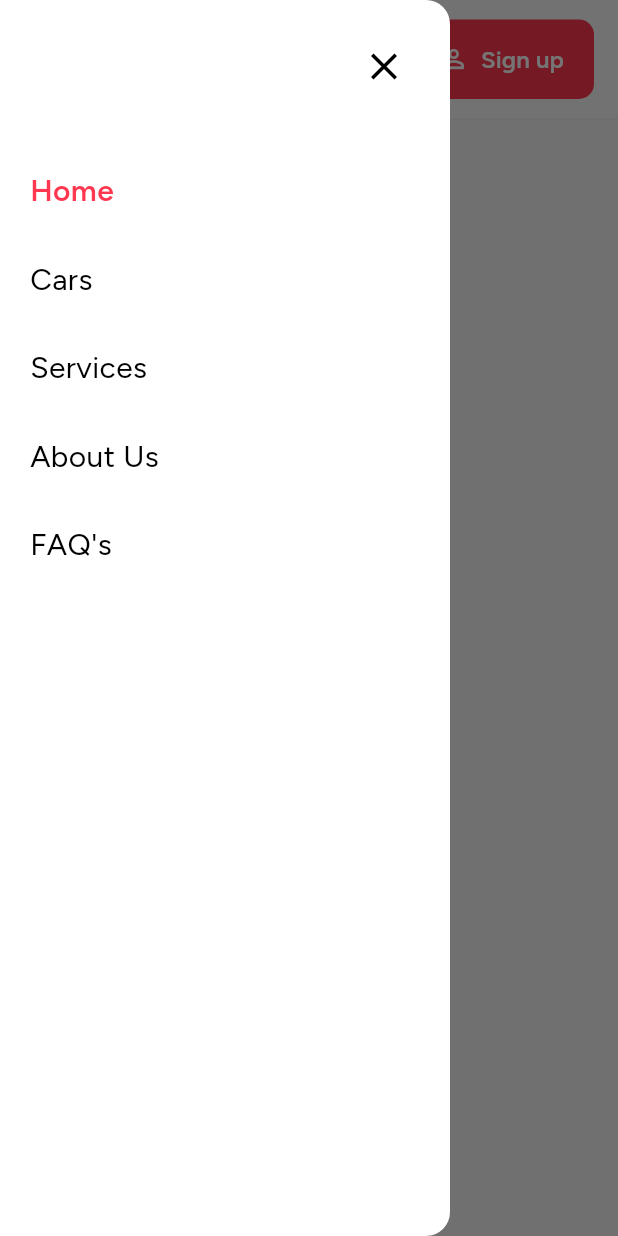
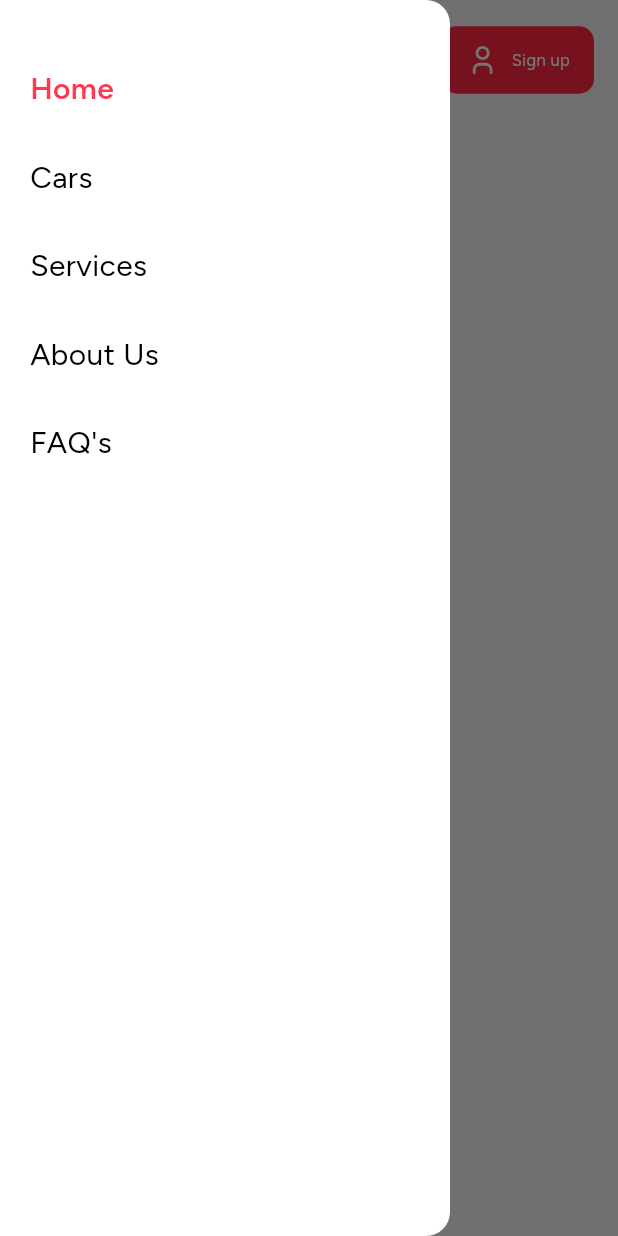
Before and after one commit to huzaifa-huzzi/Vendor_Wesbite, a Flutter app: the screen it shows after launch, with the side drawer open, on a phone screen of 412 x 824 dp. Run offline on Flutter 3.47's test engine with Material 3 defaults, Android fonts, the phone set to English and light mode, and no system bars; our stand-ins replace flutter_svg, get, go_router, google_fonts, url_strategy.

Commit message:
Appbars Completed

```diff
--- a/lib/AppBars/AppDrawer.dart
+++ b/lib/AppBars/AppDrawer.dart
@@ -12,7 +12,6 @@ class AppDrawer extends StatelessWidget {
   Widget build(BuildContext context) {
     final controller = Get.find<AppBarController>();
 
-    // Masla Fix: Agar screen resize ho kar Web par jaye to Drawer band ho jaye
     if (AppSizes.isWeb(context)) {
       WidgetsBinding.instance.addPostFrameCallback((_) {
         if (AppKeys.scaffoldKey.currentState?.isDrawerOpen ?? false) {
@@ -31,17 +30,7 @@ class AppDrawer extends StatelessWidget {
           child: Column(
             crossAxisAlignment: CrossAxisAlignment.start,
             children: [
-              // --- CLOSE ICON ---
-              Align(
-                alignment: Alignment.topRight,
-                child: IconButton(
-                  icon: const Icon(Icons.close, size: 30, color: Colors.black),
-                  onPressed: () => AppKeys.scaffoldKey.currentState?.closeDrawer(),
-                ),
-              ),
-              const SizedBox(height: 30),
-
-              // --- NAV ITEMS ---
+              const SizedBox(height: 10),
               _drawerNavItem("Home", controller, context, '/'),
               _drawerNavItem("Cars", controller, context, '/cars'),
               _drawerNavItem("Services", controller, context, '/services'),
@@ -54,6 +43,8 @@ class AppDrawer extends StatelessWidget {
     );
   }
 
+   /// ----------Extra Widgets
+  // Drawer Nav Item
   Widget _drawerNavItem(String title, AppBarController controller, BuildContext context, String path) {
     return Obx(() {
       bool isActive = controller.activeNav.value == title;
@@ -61,9 +52,9 @@ class AppDrawer extends StatelessWidget {
         onTap: () {
           controller.setActive(title);
           if (AppKeys.scaffoldKey.currentState?.isDrawerOpen ?? false) {
-            Navigator.of(context).pop(); // Auto-close
+            Navigator.of(context).pop();
           }
-          context.go(path); // Navigation
+          context.go(path);
         },
         child: Container(
           width: double.infinity,
--- a/lib/AppBars/TabAppBar.dart
+++ b/lib/AppBars/TabAppBar.dart
@@ -1,10 +1,11 @@
 import 'package:flutter/material.dart';
+import 'package:flutter_svg/flutter_svg.dart';
 import 'package:get/get.dart';
 import 'package:vendor_website/AppBars/AppBarController.dart';
+import 'package:vendor_website/AppBars/Widgets/PrimaryBtnOfAppbars.dart';
+import 'package:vendor_website/Resources/AppColors.dart';
 import 'package:vendor_website/Resources/AppSizes.dart';
-
-import 'package:flutter/material.dart';
-import 'package:get/get.dart';
+import 'package:vendor_website/Resources/IconString.dart';
 import 'package:vendor_website/Resources/Keys.dart';
 
 class TabAppBar extends StatelessWidget implements PreferredSizeWidget {
@@ -21,13 +22,11 @@ class TabAppBar extends StatelessWidget implements PreferredSizeWidget {
       height: 80,
       padding: EdgeInsets.symmetric(horizontal: AppSizes.horizontalPadding(context)),
       decoration: BoxDecoration(
-        color: const Color(0xFFF8F9FB),
-        border: Border(bottom: BorderSide(color: Colors.grey.shade200)),
+        color: AppColors.backgroundOfScreenColor,
       ),
       child: Row(
-        mainAxisAlignment: MainAxisAlignment.spaceBetween, // Isse Menu left aur Button right ho jayega
+        mainAxisAlignment: MainAxisAlignment.spaceBetween,
         children: [
-          // --- LEFT: HAMBURGER MENU ---
           IconButton(
             onPressed: () {
               AppKeys.scaffoldKey.currentState?.openDrawer();
@@ -35,35 +34,31 @@ class TabAppBar extends StatelessWidget implements PreferredSizeWidget {
             icon: const Icon(
               Icons.menu,
               size: 28,
-              color: Color(0xFF333333),
+              color: AppColors.textColor,
             ),
           ),
+          _signUpButton(context, controller)
 
-          // --- RIGHT: SIGN UP BUTTON ---
-          ElevatedButton.icon(
-            onPressed: () {
-              controller.setActive("Signup");
-            },
-            icon: const Icon(Icons.person_outline, size: 20),
-            label: const Text(
-              "Sign up",
-              style: TextStyle(
-                fontSize: 16,
-                fontWeight: FontWeight.w600,
-              ),
-            ),
-            style: ElevatedButton.styleFrom(
-              backgroundColor: const Color(0xFFFF3850),
-              foregroundColor: Colors.white,
-              elevation: 0,
-              padding: const EdgeInsets.symmetric(horizontal: 20, vertical: 15),
-              shape: RoundedRectangleBorder(
-                borderRadius: BorderRadius.circular(10), // Sharp rounded corners
-              ),
-            ),
-          ),
         ],
       ),
     );
   }
+
+   /// --------- Extra widget
+  // Signup Button
+  Widget _signUpButton(BuildContext context, AppBarController controller) {
+    return PrimaryBtnOfAppbars(
+      height: 45,
+      text: "Sign up",
+      onTap: () {
+        controller.setActive("Signup");
+      },
+      borderRadius: BorderRadius.circular(10),
+      icon: SvgPicture.asset(
+        IconString.signUp,
+        colorFilter: const ColorFilter.mode(AppColors.whiteColor, BlendMode.srcIn),
+      ),
+      isIconLeft: true,
+    );
+  }
 }
--- /dev/null
+++ b/lib/AppBars/Widgets/PrimaryBtnOfAppbars.dart
@@ -0,0 +1,79 @@
+import 'package:flutter/material.dart';
+import 'package:vendor_website/Resources/AppColors.dart';
+import 'package:vendor_website/Resources/TextTheme.dart';
+
+
+class PrimaryBtnOfAppbars extends StatelessWidget {
+  final String text;
+  final double? height;
+  final double? width;
+  final VoidCallback onTap;
+  final BorderRadius? borderRadius;
+  final Widget? icon;
+  final bool isIconLeft;
+
+  const PrimaryBtnOfAppbars({
+    super.key,
+    required this.text,
+    required this.onTap,
+    this.height,
+    this.width,
+    this.borderRadius,
+    this.icon,
+    this.isIconLeft = true,
+  });
+
+  @override
+  Widget build(BuildContext context) {
+    return GestureDetector(
+      onTap: onTap,
+      child: Container(
+        height: height,
+        width: width,
+        padding: const EdgeInsets.symmetric(horizontal: 16, vertical: 10),
+        decoration: BoxDecoration(
+          color: AppColors.primaryColor,
+          borderRadius: borderRadius ?? BorderRadius.circular(8),
+        ),
+        child: Center(
+          child: icon != null
+              ? Row(
+            mainAxisSize: MainAxisSize.min,
+            mainAxisAlignment: MainAxisAlignment.center,
+            children: [
+              if (isIconLeft) ...[
+                SizedBox(
+                  width: height != null ? height! * 0.5 : 20,
+                  height: height != null ? height! * 0.5 : 20,
+                  child: icon,
+                ),
+                const SizedBox(width: 8),
+              ],
+              Flexible(
+                child: Text(
+                  text,
+                  style: TTextTheme.btnTwo(context)
+                      .copyWith(color: Colors.white),
+                  overflow: TextOverflow.ellipsis,
+                ),
+              ),
+              if (!isIconLeft) ...[
+                const SizedBox(width: 8),
+                SizedBox(
+                  width: height != null ? height! * 0.5 : 20,
+                  height: height != null ? height! * 0.5 : 20,
+                  child: icon,
+                ),
+              ],
+            ],
+          )
+              : Text(
+            text,
+            style:
+            TTextTheme.btnTwo(context),
+          ),
+        ),
+      ),
+    );
+  }
+}
--- a/lib/Resources/IconString.dart
+++ b/lib/Resources/IconString.dart
@@ -3,4 +3,12 @@
 
 class IconString{
 
+
+    // Logo
+  static const String  logo = 'assets/icons/LogoVendorWebsite.svg';
+
+   // Appbars
+  static const String  contact = 'assets/icons/Contact.svg';
+  static const String  signUp = 'assets/icons/SignUp.svg';
+
 }
--- a/lib/Resources/TextTheme.dart
+++ b/lib/Resources/TextTheme.dart
@@ -24,8 +24,20 @@ import 'package:vendor_website/Resources/AppTextSizes.dart';
 
 class TTextTheme {
 
+  static TextStyle h2Style(BuildContext context){
+    return _textStyle(fontSize:AppTextSizes.size(context, 16, 18, 18),fontWeight: FontWeight.w500,color: AppColors.blackColor);
+  }
+
+  static TextStyle h2StylePrimary(BuildContext context){
+    return _textStyle(fontSize:AppTextSizes.size(context, 16, 18, 18),fontWeight: FontWeight.w500,color: AppColors.primaryColor);
+  }
+
   static TextStyle tableSemiBold14(BuildContext context){
     return _textStyle(fontSize:AppTextSizes.size(context, 14, 14, 14),fontWeight: FontWeight.w600,color: AppColors.whiteColor);
+  }
+
+  static TextStyle btnTwo(BuildContext context){
+    return _textStyle(fontSize:AppTextSizes.size(context, 11, 12, 12),fontWeight: FontWeight.w400,color: AppColors.secondTextColor);
   }
 
 
--- a/pubspec.yaml
+++ b/pubspec.yaml
@@ -19,13 +19,14 @@ dependencies:
 
   # Icons
   cupertino_icons: ^1.0.8
+  flutter_svg: ^2.2.4
 
   # universal Packages
   go_router: ^17.0.0
   google_fonts: ^6.3.2
   url_strategy: ^0.3.0
 
-  # Payment Screen
+  #Home Screen
   file_picker: ^10.3.7
 
   # State Management
```
Also changed, not shown: lib/AppBars/WebAppBar.dart (+39 -18 lines), assets/icons/Contact.svg (added), assets/icons/LogoVendorWebsite.svg (added), assets/icons/SignUp.svg (added), pubspec.lock.
